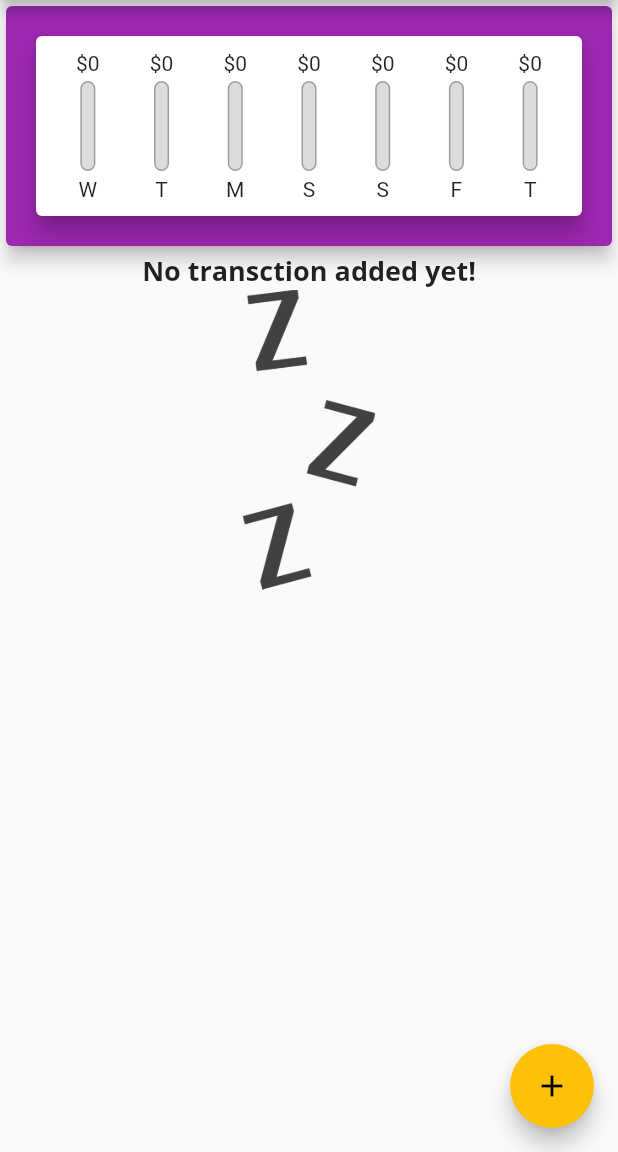
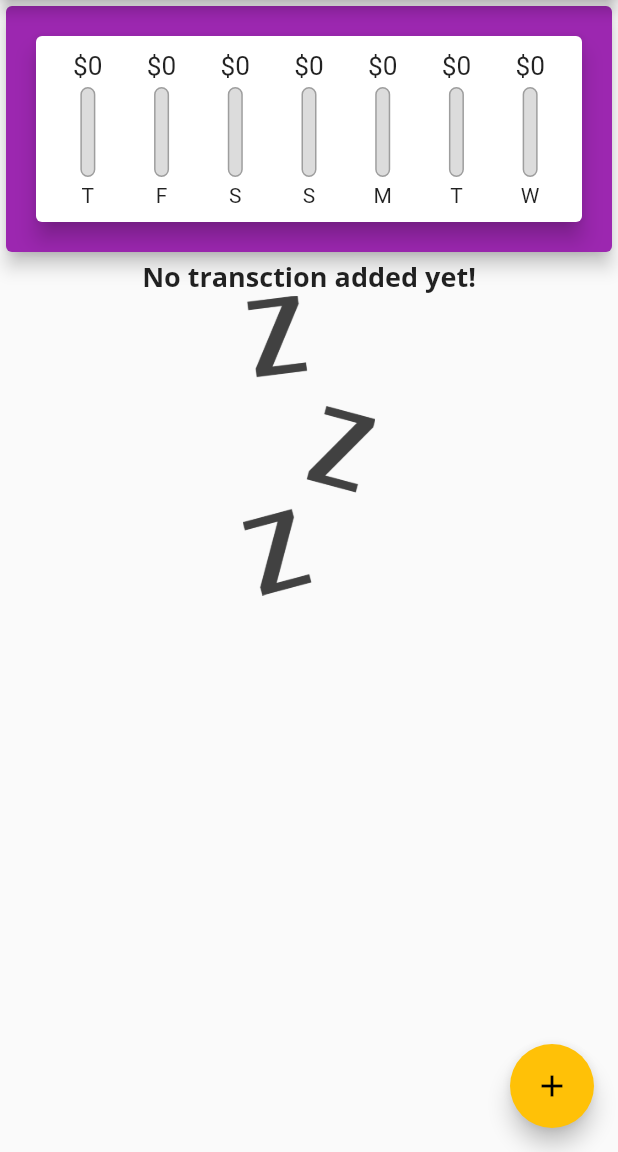
Before and after one commit to wisnercelucus/expense-manager, a Flutter app: the screen it shows after launch, on a phone screen of 412 x 824 dp, the part 84-1236 px from its top. Run offline on Flutter 3.47's test engine with Material 2 defaults, Android fonts, the phone set to English and light mode, and no system bars.

```diff
--- a/lib/main.dart
+++ b/lib/main.dart
@@ -19,13 +19,15 @@ class MyApp extends StatelessWidget {
         accentColor: Colors.amber,
         fontFamily: 'Quicksand',
         textTheme: ThemeData.light().textTheme.copyWith(
-              // ignore: deprecated_member_use
-              title: TextStyle(
-                fontFamily: 'OpenSans',
-                fontSize: 18,
-                fontWeight: FontWeight.bold,
-              ),
+            // ignore: deprecated_member_use
+            title: TextStyle(
+              fontFamily: 'OpenSans',
+              fontSize: 18,
+              fontWeight: FontWeight.bold,
             ),
+            button: TextStyle(
+              color: Colors.white,
+            )),
         appBarTheme: AppBarTheme(
           textTheme: ThemeData.light().textTheme.copyWith(
                 // ignore: deprecated_member_use
@@ -60,12 +62,12 @@ class _MyHomeScreenState extends State<MyHomeScreen> {
         date: DateTime.now()),*/
   ];
 
-  void _addNewTransaction(String title, double amount) {
+  void _addNewTransaction(String title, double amount, DateTime date) {
     final transaction = Transaction(
       id: DateTime.now().toString(),
       title: title,
       amount: amount,
-      date: DateTime.now(),
+      date: date,
     );
 
     setState(() {
@@ -82,6 +84,12 @@ class _MyHomeScreenState extends State<MyHomeScreen> {
               behavior: HitTestBehavior.opaque,
               child: NewTransaction(_addNewTransaction));
         });
+  }
+
+  void _deleteTransaction(String id) {
+    setState(() {
+      transactions.removeWhere((element) => element.id == id);
+    });
   }
 
   @override
@@ -112,7 +120,7 @@ class _MyHomeScreenState extends State<MyHomeScreen> {
                 elevation: 5,
               ),
             ),
-            TransactionList(transactions),
+            TransactionList(transactions, _deleteTransaction),
           ],
         ),
       ),
--- a/lib/widgets/chart.dart
+++ b/lib/widgets/chart.dart
@@ -28,7 +28,7 @@ class Chart extends StatelessWidget {
         'day': DateFormat.E().format(weekDay).substring(0, 1),
         'amount': totalSum,
       };
-    });
+    }).reversed.toList();
   }
 
   double get totalSpending {
--- a/lib/widgets/chart_bar.dart
+++ b/lib/widgets/chart_bar.dart
@@ -11,8 +11,11 @@ class ChartBar extends StatelessWidget {
   Widget build(BuildContext context) {
     return Column(
       children: <Widget>[
-        FittedBox(
-          child: Text('\$${spendingAmount.toStringAsFixed(0)}'),
+        Container(
+          height: 20,
+          child: FittedBox(
+            child: Text('\$${spendingAmount.toStringAsFixed(0)}'),
+          ),
         ),
         SizedBox(
           height: 4,
```
Also changed, not shown: lib/widgets/new_transaction.dart (+49 -6 lines), lib/widgets/transaction_list.dart (+31 -2 lines).
